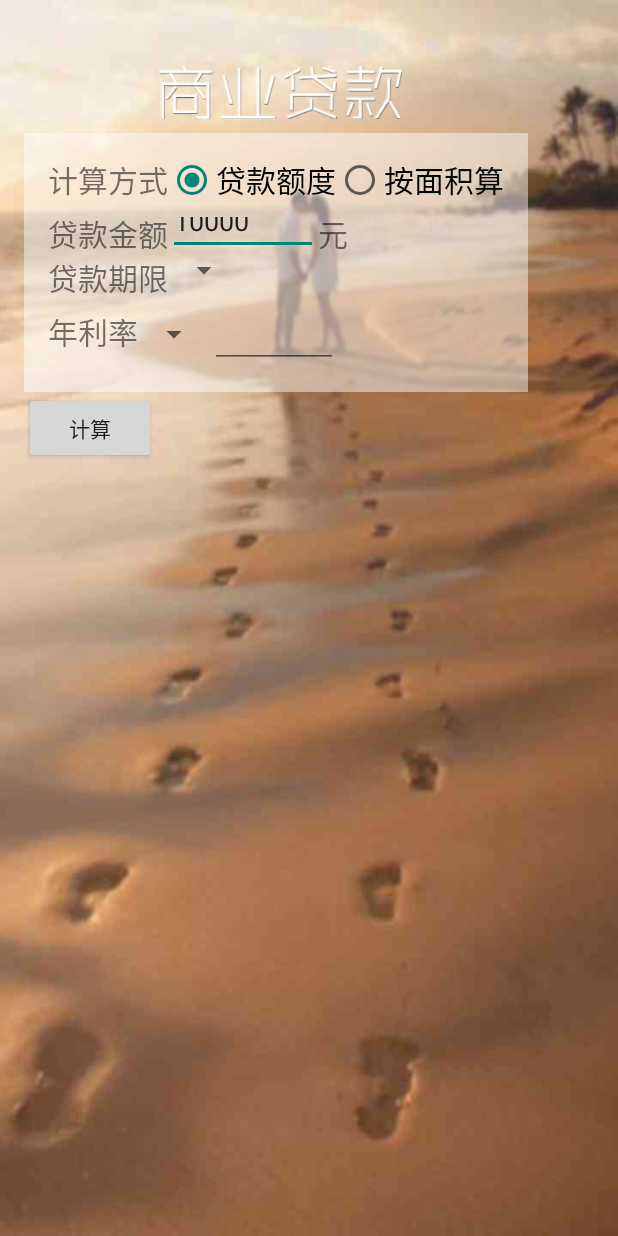
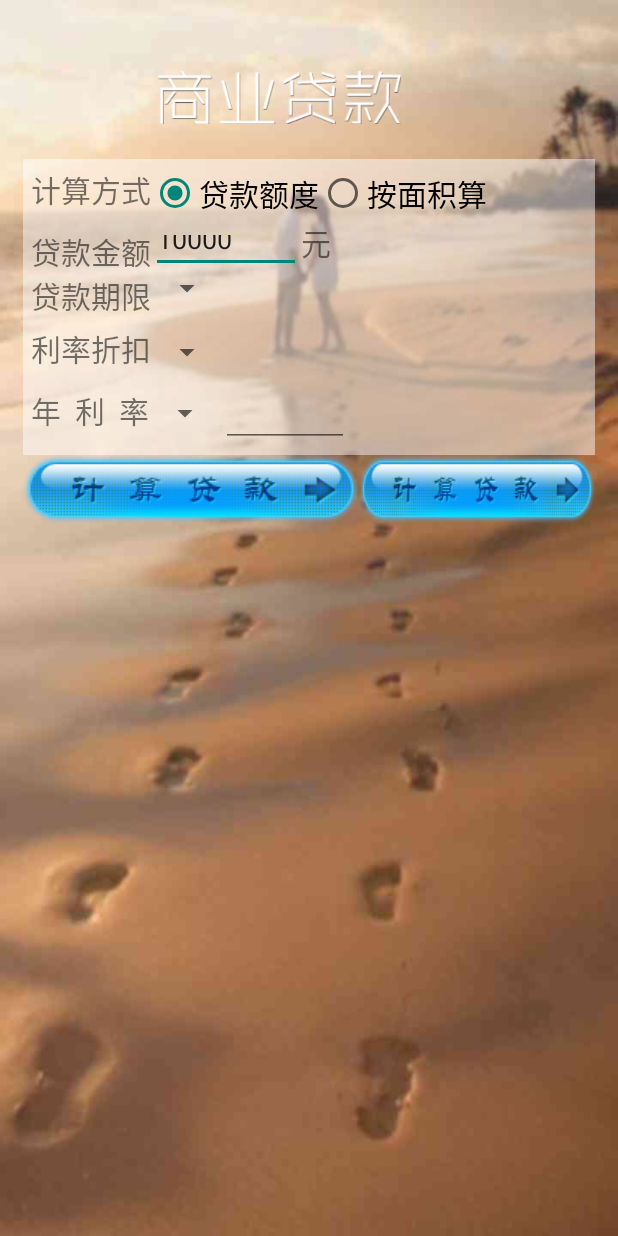
Before and after one commit to verylove/loaninterestrate, an Android app: the layout fragment_busines.xml on its own in the app's theme, with its tools: preview values and no code run, on a phone screen of 412 x 824 dp. Run offline under Robolectric (Android 15) with nearby library versions, the light colour scheme and no system bars.

Commit message:
修改商业贷款处理界面

```diff
--- /dev/null
+++ b/app/src/main/res/drawable/all_resultbtn_press.xml
@@ -0,0 +1,10 @@
+<?xml version="1.0" encoding="utf-8"?>
+<selector xmlns:android="http://schemas.android.com/apk/res/android">
+
+    <item android:state_pressed="false" android:drawable="@drawable/resultbtn"></item>
+
+    <item android:state_focused="true" android:drawable="@drawable/resultbtn"></item>
+
+    <item android:state_pressed="true" android:drawable="@drawable/resultbtn_press"></item>
+
+</selector>
--- a/app/src/main/res/layout/activity_result.xml
+++ b/app/src/main/res/layout/activity_result.xml
@@ -12,6 +12,7 @@
 
         <TableLayout
             android:layout_width="wrap_content"
+
             android:layout_height="wrap_content"
             android:stretchColumns="1">
 
@@ -37,6 +38,10 @@
             <TableRow style="@style/ReultBody"><TextView android:text="本息合计" style="@style/ReultBodyLeft" /><TextView  android:id="@+id/textViewDiminishingAllMoney" android:gravity="right" style="@style/ReultBodyRight" android:text="0" /><TextView  android:text="元" /></TableRow>
         </TableLayout>
 
+        <Button
+            android:text="返回"
+            android:layout_width="match_parent"
+            android:layout_height="wrap_content" />
     </LinearLayout>
 
 </LinearLayout>
--- a/app/src/main/res/layout/fragment_busines.xml
+++ b/app/src/main/res/layout/fragment_busines.xml
@@ -2,7 +2,7 @@
     xmlns:tools="http://schemas.android.com/tools"
     android:layout_width="match_parent"
     android:layout_height="match_parent"
-    android:padding="@dimen/activity_body_padding"
+    android:padding="15dp"
     android:background="@drawable/bg"
     tools:context="com.yt.loaninterestrate.activity.Busines">
 
@@ -11,17 +11,17 @@
         android:layout_width="fill_parent"
         android:layout_height="fill_parent"
         android:layout_gravity="left|top"
-        android:layout_marginBottom="15dp"
         android:orientation="vertical">
 
         <LinearLayout
             android:layout_gravity="top"
             android:layout_width="fill_parent"
-            android:layout_height="wrap_content">
+            android:layout_height="wrap_content"
+            android:layout_marginBottom="15dp">
 
             <ImageView
                 android:layout_gravity="center"
-                android:layout_marginTop="9dp"
+                android:layout_marginTop="12dp"
                 android:layout_marginLeft="90dp"
                 android:layout_width="162dp"
                 android:layout_height="wrap_content"
@@ -35,12 +35,12 @@
             android:padding="@dimen/activity_body_padding"
             android:background="@color/bodyBg"
             android:orientation="vertical"
-            android:layout_width="wrap_content"
+            android:layout_width="match_parent"
             android:layout_height="wrap_content">
 
             <LinearLayout
                 android:layout_width="match_parent"
-                android:layout_height="wrap_content"
+                android:layout_height="@dimen/line_layout_height"
                 android:orientation="horizontal"
                 android:weightSum="1">
 
@@ -61,7 +61,7 @@
                     <RadioButton
                         android:id="@+id/radiolimit"
                         android:layout_width="wrap_content"
-                        android:layout_height="wrap_content"
+                        android:layout_height="match_parent"
                         android:checked="true"
                         android:text="贷款额度"
                         android:textSize="20dp" />
@@ -69,7 +69,7 @@
                     <RadioButton
                         android:id="@+id/radioarea"
                         android:layout_width="wrap_content"
-                        android:layout_height="wrap_content"
+                        android:layout_height="match_parent"
                         android:text="按面积算"
                         android:textSize="20dp" />
                 </RadioGroup>
@@ -86,7 +86,7 @@
 
                 <LinearLayout
                     android:layout_width="match_parent"
-                    android:layout_height="35dp"
+                    android:layout_height="@dimen/line_layout_height"
                     android:orientation="horizontal">
 
                     <TextView
@@ -106,7 +106,7 @@
                     <TextView
                         android:id="@+id/textView3"
                         android:layout_width="wrap_content"
-                        android:layout_height="wrap_content"
+                        android:layout_height="match_parent"
                         android:text="元"
                         android:textSize="20dp" />
 
@@ -127,12 +127,12 @@
 
                 <LinearLayout
                     android:layout_width="match_parent"
-                    android:layout_height="35dp"
+                    android:layout_height="@dimen/line_layout_height"
                     android:orientation="horizontal">
 
                     <TextView
                         android:layout_width="wrap_content"
-                        android:layout_height="wrap_content"
+                        android:layout_height="match_parent"
                         android:text="平米单价"
                         android:textSize="20dp" />
 
@@ -140,12 +140,12 @@
                         android:id="@+id/editTextUnitPrice"
                         android:layout_width="100dp"
                         android:layout_height="match_parent"
-                        android:ems="10"
+                        android:ems="15"
                         android:inputType="numberDecimal" />
 
                     <TextView
                         android:layout_width="wrap_content"
-                        android:layout_height="wrap_content"
+                        android:layout_height="match_parent"
                         android:text="元/平方"
                         android:textSize="20dp" />
 
@@ -153,20 +153,20 @@
 
 
                 <LinearLayout
+                    android:layout_height="@dimen/line_layout_height"
                     android:layout_width="match_parent"
-                    android:layout_height="wrap_content"
                     android:orientation="horizontal">
 
                     <TextView
                         android:layout_width="wrap_content"
                         android:layout_height="wrap_content"
-                        android:text="面积"
+                        android:text="房子面积"
                         android:textSize="20dp" />
 
                     <EditText
                         android:id="@+id/editTextArea"
                         android:layout_width="100dp"
-                        android:layout_height="match_parent"
+                        android:layout_height="wrap_content"
                         android:ems="10"
                         android:inputType="numberDecimal" />
 
@@ -180,7 +180,7 @@
 
                 <LinearLayout
                     android:layout_width="match_parent"
-                    android:layout_height="wrap_content"
+                    android:layout_height="@dimen/line_layout_height"
                     android:orientation="horizontal"
                     android:weightSum="1">
 
@@ -217,13 +217,13 @@
 
                 <LinearLayout
                     android:layout_width="match_parent"
-                    android:layout_height="wrap_content"
+                    android:layout_height="@dimen/line_layout_height"
                     android:orientation="horizontal">
 
                     <TextView
-                        android:layout_width="58dp"
+                        android:layout_width="wrap_content"
                         android:layout_height="wrap_content"
-                        android:text="首付"
+                        android:text="房子首付"
                         android:textSize="20dp" />
 
                     <Spinner
@@ -239,11 +239,10 @@
 
             <LinearLayout
                 android:layout_width="match_parent"
-                android:layout_height="wrap_content"
+                android:layout_height="@dimen/line_layout_height"
                 android:orientation="horizontal">
 
                 <TextView
-                    android:id="@+id/textView4"
                     android:layout_width="wrap_content"
                     android:layout_height="wrap_content"
                     android:text="贷款期限"
@@ -257,6 +256,23 @@
             </LinearLayout>
 
             <LinearLayout
+                android:layout_width="match_parent"
+                android:layout_height="@dimen/line_layout_height"
+                android:orientation="horizontal">
+
+                <TextView
+                    android:layout_width="wrap_content"
+                    android:layout_height="match_parent"
+                    android:text="利率折扣"
+                    android:textSize="20dp" />
+
+                <Spinner
+                    android:spinnerMode="dialog"
+                    android:id="@+id/spinnerInterestRateSell"
+                    android:layout_width="wrap_content"
+                    android:layout_height="match_parent" />
+            </LinearLayout>
+            <LinearLayout
 
                 android:layout_width="match_parent"
                 android:layout_height="wrap_content"
@@ -265,7 +281,7 @@
                 <TextView
                     android:layout_width="wrap_content"
                     android:layout_height="wrap_content"
-                    android:text="年利率"
+                    android:text="年  利  率"
                     android:textSize="20dp" />
 
                 <Spinner
@@ -291,11 +307,18 @@
             android:layout_width="match_parent"
             android:layout_height="wrap_content"
             android:orientation="horizontal">
-            <Button
+            <ImageButton
+                android:background="@drawable/all_resultbtn_press"
                 android:id="@+id/calculate"
                 android:layout_width="wrap_content"
                 android:layout_height="wrap_content"
-                android:text="计算"
+                />
+
+            <ImageButton
+                android:background="@drawable/all_resultbtn_press"
+                android:id="@+id/backindex"
+                android:layout_width="wrap_content"
+                android:layout_height="wrap_content"
                 />
 
             </LinearLayout>
--- a/app/src/main/res/values/dimens.xml
+++ b/app/src/main/res/values/dimens.xml
@@ -3,5 +3,6 @@
     <dimen name="activity_horizontal_margin">16dp</dimen>
     <dimen name="activity_vertical_margin">16dp</dimen>
 
-    <dimen name="activity_body_padding">16dp</dimen>
+    <dimen name="activity_body_padding">5dp</dimen>
+    <dimen name="line_layout_height">35dp</dimen>
 </resources>
--- a/app/src/main/res/values/styles.xml
+++ b/app/src/main/res/values/styles.xml
@@ -13,6 +13,7 @@
     <style name="ReultBody">
         <item name="android:textColor">#666666</item>
         <item name="android:background">#FFFFFF</item>
+        <item name="android:layout_marginBottom">1dp</item>
     </style>
 
     <style name="ReultBodyLeft">
```
Also changed, not shown: app/src/main/java/com/yt/loaninterestrate/Main.java (+4 -4 lines), app/src/main/java/com/yt/loaninterestrate/MainActivity.java (+41 -25 lines), app/src/main/java/com/yt/loaninterestrate/activity/Busines.java (+70 -9 lines), app/src/main/java/com/yt/loaninterestrate/activity/ExitDialog.java (added, +24 -0 lines), app/src/main/java/com/yt/loaninterestrate/activity/ResultActivity.java (+56 -0 lines), app/src/main/res/layout/exit_layout.xml (added, +30 -0 lines), app/src/main/res/drawable-mdpi/indexbtn.png (added), app/src/main/res/drawable-mdpi/resultbtn.png (added), app/src/main/res/drawable-mdpi/resultbtn_press.png (added), 1 other file.
